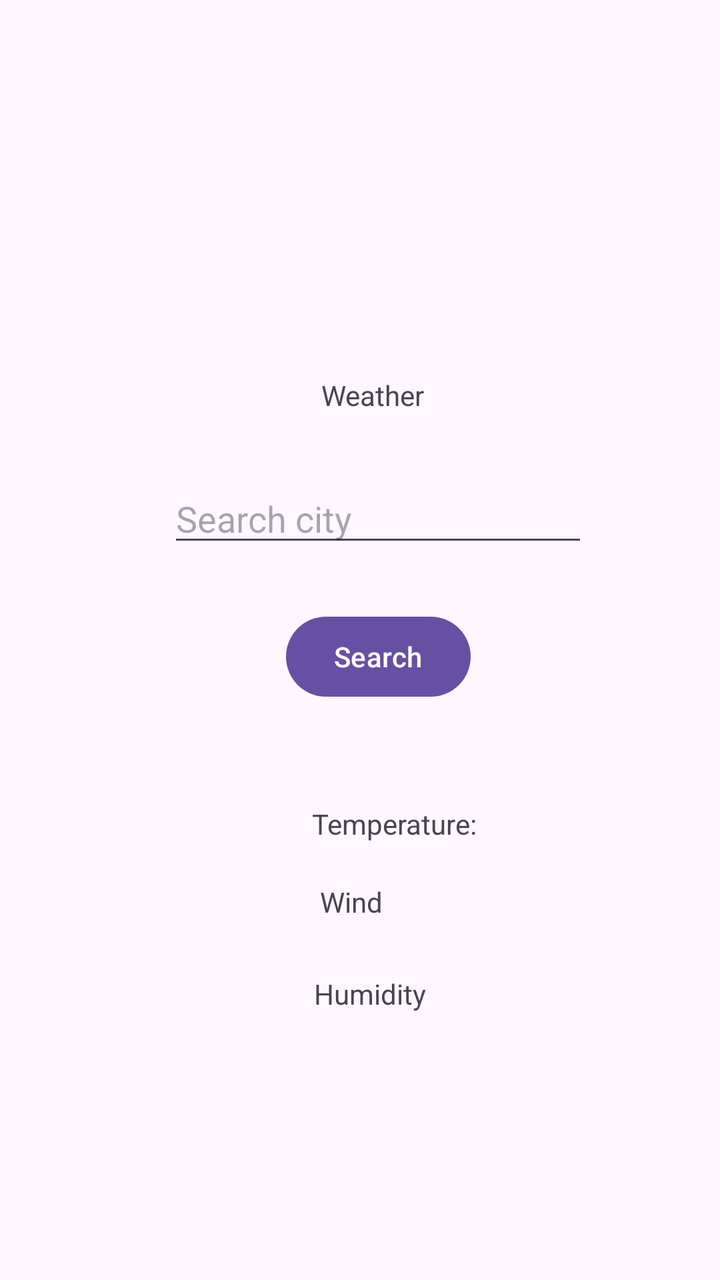
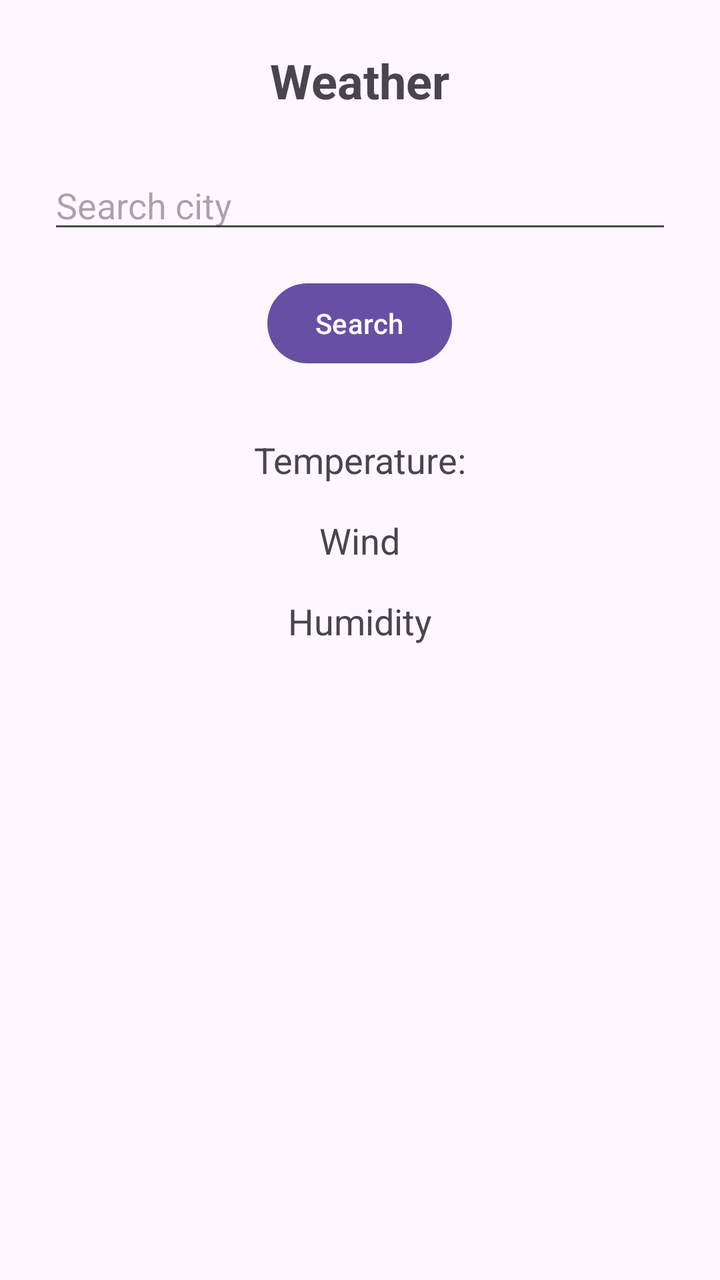

The first picture is an Android layout as it rendered before a commit; the second is the same layout after the commit. The layout source and the unified diff follow.
<!-- AndroidManifest.xml: application theme Theme.Java25mobilutvecklingAPIintegrationandrei -->
<!-- res/layout/fragment_weather.xml -->
<?xml version="1.0" encoding="utf-8"?>
<androidx.constraintlayout.widget.ConstraintLayout xmlns:android="http://schemas.android.com/apk/res/android"
    xmlns:app="http://schemas.android.com/apk/res-auto"
    xmlns:tools="http://schemas.android.com/tools"
    android:id="@+id/frameLayout2"
    android:layout_width="match_parent"
    android:layout_height="match_parent"
    tools:context=".WeatherFragment">

    <TextView
        android:id="@+id/weatherTitle"
        android:layout_width="wrap_content"
        android:layout_height="wrap_content"
        android:layout_marginBottom="30dp"
        android:text="Weather"
        app:layout_constraintBottom_toTopOf="@+id/searchCity"
        app:layout_constraintEnd_toEndOf="@+id/weatherHumidity"
        app:layout_constraintStart_toStartOf="@+id/weatherWind" />

    <EditText
        android:id="@+id/searchCity"
        android:layout_width="wrap_content"
        android:layout_height="wrap_content"
        android:layout_marginStart="84dp"
        android:layout_marginTop="237dp"
        android:ems="10"
        android:hint="Search city"
        android:inputType="text"
        app:layout_constraintStart_toStartOf="parent"
        app:layout_constraintTop_toTopOf="parent" />

    <Button
        android:id="@+id/searchCityButton"
        android:layout_width="wrap_content"
        android:layout_height="wrap_content"
        android:layout_marginTop="26dp"
        android:text="Search"
        app:layout_constraintEnd_toEndOf="@+id/searchCity"
        app:layout_constraintStart_toStartOf="@+id/searchCity"
        app:layout_constraintTop_toBottomOf="@+id/searchCity" />

    <TextView
        android:id="@+id/weatherTemp"
        android:layout_width="wrap_content"
        android:layout_height="wrap_content"
        android:layout_marginStart="13dp"
        android:layout_marginTop="50dp"
        android:text="Temperature:"
        app:layout_constraintStart_toStartOf="@+id/searchCityButton"
        app:layout_constraintTop_toBottomOf="@+id/searchCityButton" />

    <TextView
        android:id="@+id/weatherWind"
        android:layout_width="wrap_content"
        android:layout_height="wrap_content"
        android:layout_marginStart="4dp"
        android:layout_marginTop="20dp"
        android:text="Wind"
        app:layout_constraintStart_toStartOf="@+id/weatherTemp"
        app:layout_constraintTop_toBottomOf="@+id/weatherTemp" />

    <TextView
        android:id="@+id/weatherHumidity"
        android:layout_width="wrap_content"
        android:layout_height="wrap_content"
        android:layout_marginStart="1dp"
        android:layout_marginTop="27dp"
        android:text="Humidity"
        app:layout_constraintStart_toStartOf="@+id/weatherTemp"
        app:layout_constraintTop_toBottomOf="@+id/weatherWind" />
</androidx.constraintlayout.widget.ConstraintLayout>
<!-- resources referenced by this layout -->
<resources>
  <style name="Theme.Java25mobilutvecklingAPIintegrationandrei" parent="Base.Theme.Java25mobilutvecklingAPIintegrationandrei" />
  <style name="Base.Theme.Java25mobilutvecklingAPIintegrationandrei" parent="Theme.Material3.DayNight.NoActionBar">
          
          
      </style>
</resources>

<!-- the commit's change to res/layout/fragment_weather.xml (unified diff, before → after) -->
@@ -1,71 +1,68 @@
 <?xml version="1.0" encoding="utf-8"?>
-<androidx.constraintlayout.widget.ConstraintLayout xmlns:android="http://schemas.android.com/apk/res/android"
-    xmlns:app="http://schemas.android.com/apk/res-auto"
+<ScrollView
+    xmlns:android="http://schemas.android.com/apk/res/android"
     xmlns:tools="http://schemas.android.com/tools"
-    android:id="@+id/frameLayout2"
     android:layout_width="match_parent"
     android:layout_height="match_parent"
+    android:fillViewport="true"
     tools:context=".WeatherFragment">
 
-    <TextView
-        android:id="@+id/weatherTitle"
-        android:layout_width="wrap_content"
+    <LinearLayout
+        android:layout_width="match_parent"
         android:layout_height="wrap_content"
-        android:layout_marginBottom="30dp"
-        android:text="Weather"
-        app:layout_constraintBottom_toTopOf="@+id/searchCity"
-        app:layout_constraintEnd_toEndOf="@+id/weatherHumidity"
-        app:layout_constraintStart_toStartOf="@+id/weatherWind" />
+        android:orientation="vertical"
+        android:gravity="center_horizontal"
+        android:padding="24dp">
 
-    <EditText
-        android:id="@+id/searchCity"
-        android:layout_width="wrap_content"
-        android:layout_height="wrap_content"
-        android:layout_marginStart="84dp"
-        android:layout_marginTop="237dp"
-        android:ems="10"
-        android:hint="Search city"
-        android:inputType="text"
-        app:layout_constraintStart_toStartOf="parent"
-        app:layout_constraintTop_toTopOf="parent" />
+        <TextView
+            android:id="@+id/weatherTitle"
+            android:layout_width="wrap_content"
+            android:layout_height="wrap_content"
+            android:text="Weather"
+            android:textSize="24sp"
+            android:textStyle="bold"
+            android:layout_marginBottom="24dp" />
 
-    <Button
-        android:id="@+id/searchCityButton"
-        android:layout_width="wrap_content"
-        android:layout_height="wrap_content"
-        android:layout_marginTop="26dp"
-        android:text="Search"
-        app:layout_constraintEnd_toEndOf="@+id/searchCity"
-        app:layout_constraintStart_toStartOf="@+id/searchCity"
-        app:layout_constraintTop_toBottomOf="@+id/searchCity" />
+        <EditText
+            android:id="@+id/searchCity"
+            android:layout_width="match_parent"
+            android:layout_height="wrap_content"
+            android:maxWidth="400dp"
+            android:hint="Search city"
+            android:inputType="text"
+            android:ems="10" />
 
-    <TextView
-        android:id="@+id/weatherTemp"
-        android:layout_width="wrap_content"
-        android:layout_height="wrap_content"
-        android:layout_marginStart="13dp"
-        android:layout_marginTop="50dp"
-        android:text="Temperature:"
-        app:layout_constraintStart_toStartOf="@+id/searchCityButton"
-        app:layout_constraintTop_toBottomOf="@+id/searchCityButton" />
+        <Button
+            android:id="@+id/searchCityButton"
+            android:layout_width="wrap_content"
+            android:layout_height="wrap_content"
+            android:layout_marginTop="16dp"
+            android:text="Search" />
 
-    <TextView
-        android:id="@+id/weatherWind"
-        android:layout_width="wrap_content"
-        android:layout_height="wrap_content"
-        android:layout_marginStart="4dp"
-        android:layout_marginTop="20dp"
-        android:text="Wind"
-        app:layout_constraintStart_toStartOf="@+id/weatherTemp"
-        app:layout_constraintTop_toBottomOf="@+id/weatherTemp" />
+        <TextView
+            android:id="@+id/weatherTemp"
+            android:layout_width="wrap_content"
+            android:layout_height="wrap_content"
+            android:layout_marginTop="32dp"
+            android:text="Temperature:"
+            android:textSize="18sp" />
 
-    <TextView
-        android:id="@+id/weatherHumidity"
-        android:layout_width="wrap_content"
-        android:layout_height="wrap_content"
-        android:layout_marginStart="1dp"
-        android:layout_marginTop="27dp"
-        android:text="Humidity"
-        app:layout_constraintStart_toStartOf="@+id/weatherTemp"
-        app:layout_constraintTop_toBottomOf="@+id/weatherWind" />
-</androidx.constraintlayout.widget.ConstraintLayout>
+        <TextView
+            android:id="@+id/weatherWind"
+            android:layout_width="wrap_content"
+            android:layout_height="wrap_content"
+            android:layout_marginTop="16dp"
+            android:text="Wind"
+            android:textSize="18sp" />
+
+        <TextView
+            android:id="@+id/weatherHumidity"
+            android:layout_width="wrap_content"
+            android:layout_height="wrap_content"
+            android:layout_marginTop="16dp"
+            android:text="Humidity"
+            android:textSize="18sp" />
+
+    </LinearLayout>
+
+</ScrollView>
